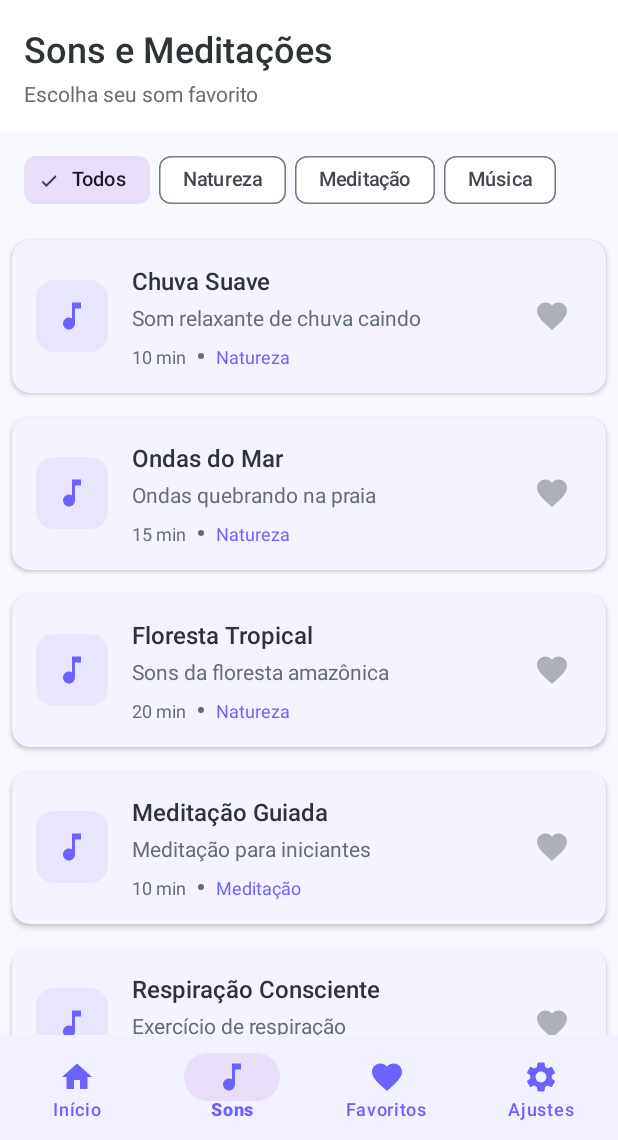
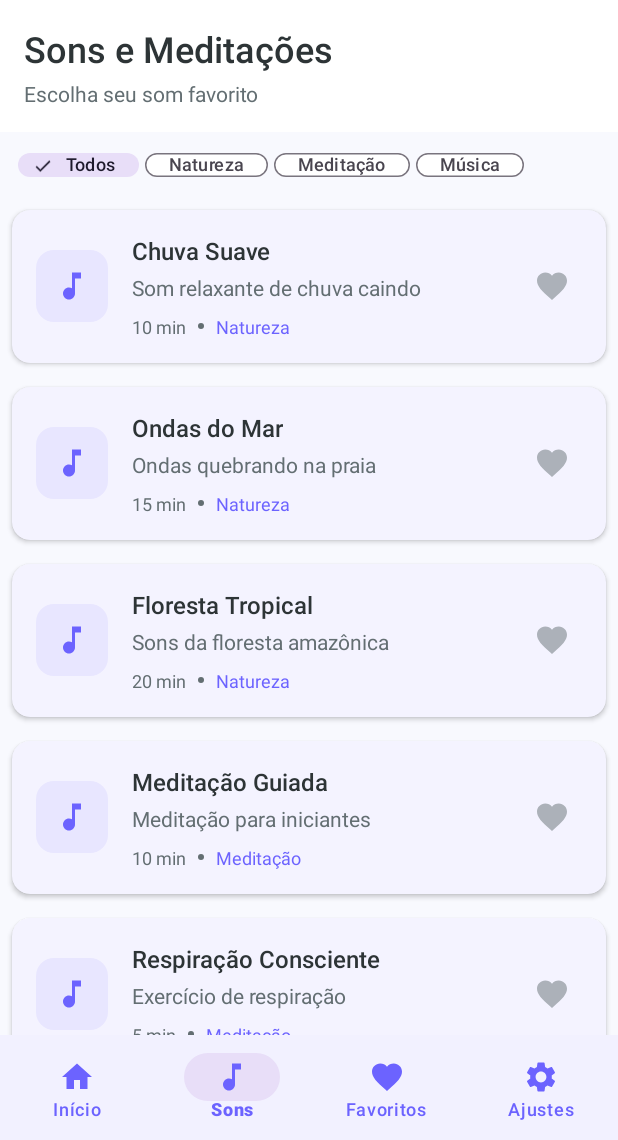
Before and after one commit to vandersonbraz/projeto-android, an Android app: the fragment FavoritesFragment placed in its activity, item 2 of the bottom bar chosen, on a phone screen of 412 x 824 dp, the part 96-1236 px from its top. Run offline under Robolectric (Android 15) with nearby library versions, the phone set to English and light mode, and no system bars; our stand-ins replace AdMob; libraries missing offline, so code that uses them is left out: com.android.billingclient; pictures from the network do not load; 5 statements that could not run were skipped.

Commit message:
UX Improvements: Category buttons, splash tagline, favorites red hearts
✅ Melhorias implementadas:

1. **Botões de categorias ainda menores**
   - Texto reduzido de 13sp para 12sp
   - Altura fixa de 32dp
   - Espaçamento reduzido de 6dp para 4dp
   - Padding lateral reduzido de 16dp para 12dp
   - Agora cabem perfeitamente na tela sem passar

2. **Tagline "Sua paz interior" melhorada**
   - Fonte aumentada de 16sp para 20sp
   - Adicionado ❤️ ao final
   - Fonte medium para mais destaque
   - Alpha aumentado de 0.8 para 0.9
   - Tela de splash mais bonita

3. **Coração vermelho no menu Favoritos**
   - Todos os sons dentro de Favoritos agora mostram ❤️ VERMELHO
   - FavoritesFragment passa favoriteIds ao adapter
   - updateUI() atualiza favoritos para mostrar corações vermelhos
   - Consistente com SoundsFragment

Arquivos modificados:
- fragment_sounds.xml: botões menores e mais próximos
- activity_splash.xml: tagline maior e com ❤️
- FavoritesFragment.kt: coração vermelho nos favoritos

```diff
--- a/CalmareApp/app/src/main/java/com/calmare/app/ui/fragments/FavoritesFragment.kt
+++ b/CalmareApp/app/src/main/java/com/calmare/app/ui/fragments/FavoritesFragment.kt
@@ -73,12 +73,12 @@ class FavoritesFragment : Fragment() {
                 favoriteSounds = SoundsRepository.sounds.filter { sound ->
                     favoriteIds.contains(sound.id)
                 }
-                updateUI()
+                updateUI(favoriteIds)
             }
         }
     }
 
-    private fun updateUI() {
+    private fun updateUI(favoriteIds: Set<Int>) {
         if (favoriteSounds.isEmpty()) {
             recyclerView.visibility = View.GONE
             emptyLayout.visibility = View.VISIBLE
@@ -86,6 +86,8 @@ class FavoritesFragment : Fragment() {
             recyclerView.visibility = View.VISIBLE
             emptyLayout.visibility = View.GONE
             soundsAdapter.updateSounds(favoriteSounds)
+            // Atualiza os favoritos para mostrar corações vermelhos
+            soundsAdapter.updateFavorites(favoriteIds)
         }
     }
 
--- a/CalmareApp/app/src/main/res/layout/activity_splash.xml
+++ b/CalmareApp/app/src/main/res/layout/activity_splash.xml
@@ -39,10 +39,11 @@
         android:id="@+id/tagline"
         android:layout_width="wrap_content"
         android:layout_height="wrap_content"
-        android:text="Sua paz interior"
+        android:text="Sua paz interior ❤️"
         android:textColor="@color/white"
-        android:alpha="0.8"
-        android:textSize="16sp"
+        android:alpha="0.9"
+        android:textSize="20sp"
+        android:fontFamily="sans-serif-medium"
         android:layout_marginTop="8dp"
         app:layout_constraintTop_toBottomOf="@id/app_name"
         app:layout_constraintBottom_toBottomOf="parent"
--- a/CalmareApp/app/src/main/res/layout/fragment_sounds.xml
+++ b/CalmareApp/app/src/main/res/layout/fragment_sounds.xml
@@ -36,10 +36,10 @@
         android:layout_width="match_parent"
         android:layout_height="wrap_content"
         android:scrollbars="none"
-        android:paddingStart="16dp"
-        android:paddingEnd="16dp"
-        android:paddingTop="8dp"
-        android:paddingBottom="8dp">
+        android:paddingStart="12dp"
+        android:paddingEnd="12dp"
+        android:paddingTop="6dp"
+        android:paddingBottom="6dp">
 
         <com.google.android.material.chip.ChipGroup
             android:id="@+id/chip_group_categories"
@@ -47,39 +47,39 @@
             android:layout_height="wrap_content"
             app:singleSelection="true"
             app:singleLine="true"
-            app:chipSpacingHorizontal="6dp">
+            app:chipSpacingHorizontal="4dp">
 
             <com.google.android.material.chip.Chip
                 android:id="@+id/chip_all"
                 android:layout_width="wrap_content"
-                android:layout_height="wrap_content"
+                android:layout_height="32dp"
                 android:text="Todos"
-                android:textSize="13sp"
+                android:textSize="12sp"
                 android:checked="true"
                 style="@style/Widget.Material3.Chip.Filter" />
 
             <com.google.android.material.chip.Chip
                 android:id="@+id/chip_nature"
                 android:layout_width="wrap_content"
-                android:layout_height="wrap_content"
+                android:layout_height="32dp"
                 android:text="Natureza"
-                android:textSize="13sp"
+                android:textSize="12sp"
                 style="@style/Widget.Material3.Chip.Filter" />
 
             <com.google.android.material.chip.Chip
                 android:id="@+id/chip_meditation"
                 android:layout_width="wrap_content"
-                android:layout_height="wrap_content"
+                android:layout_height="32dp"
                 android:text="Meditação"
-                android:textSize="13sp"
+                android:textSize="12sp"
                 style="@style/Widget.Material3.Chip.Filter" />
 
             <com.google.android.material.chip.Chip
                 android:id="@+id/chip_music"
                 android:layout_width="wrap_content"
-                android:layout_height="wrap_content"
+                android:layout_height="32dp"
                 android:text="Música"
-                android:textSize="13sp"
+                android:textSize="12sp"
                 style="@style/Widget.Material3.Chip.Filter" />
         </com.google.android.material.chip.ChipGroup>
 
```
